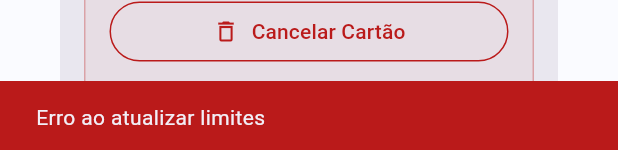
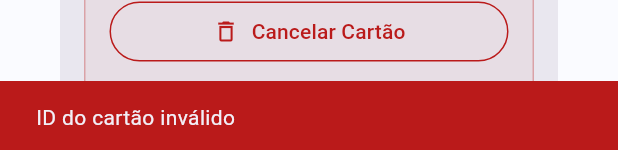
Before and after one commit to VagnerBomJesus/BJBank, a Flutter app: the CardSettingsDialog widget shown alone on an empty page, opened directly with empty values, scrolled down 118 dp, after a tap on "Guardar Alterações", on a phone screen of 412 x 824 dp. Shown: the part 1083-1233 px from the top of the screen. Run offline on Flutter 3.47's test engine with Material 3 defaults, Android fonts, the phone set to English and light mode, and no system bars; our stand-ins replace cloud_firestore, firebase_auth, firebase_core, firebase_messaging, flutter_secure_storage, image_picker and 3 more; missing offline and left inert: oqs; accounts and stored records are empty.

Commit message:
fix: Resolve card management bugs - empty document paths and RangeError
Fixed three critical issues:

1. RangeError in card creation (Invalid value: Not in inclusive range 0..13: 15)
   - Fixed card number generation that tried to extract 15 chars from 13-digit timestamp
   - Now combines timestamp and microseconds to ensure sufficient digits

2. Empty Firestore document path errors
   - Added validation to updateCardStatus, updateCardSettings, deleteCard methods
   - Prevents operations when cardId is empty or null
   - Provides clear error messages

3. Card settings not updating
   - Fixed mapping between card properties and Firestore field names
   - ContactlessEnabled, onlinePaymentsEnabled, internationalEnabled now correctly map to lockedForOnline/lockedForInternational
   - Updated card provider to handle all feature toggle variations

Author: Vagner Bom Jesus <vagneripg@gmail.com>

```diff
--- a/lib/screens/cards/card_settings_dialog.dart
+++ b/lib/screens/cards/card_settings_dialog.dart
@@ -30,9 +30,9 @@ class _CardSettingsDialogState extends State<CardSettingsDialog> {
   void initState() {
     super.initState();
     _dailyLimitController =
-        TextEditingController(text: widget.card.dailyLimit.toString());
+        TextEditingController(text: (widget.card.dailyLimit ?? 0).toString());
     _monthlyLimitController =
-        TextEditingController(text: widget.card.monthlyLimit.toString());
+        TextEditingController(text: (widget.card.monthlyLimit ?? 0).toString());
     _contactlessEnabled = widget.card.contactlessEnabled;
     _onlinePaymentsEnabled = widget.card.onlinePaymentsEnabled;
     _internationalEnabled = widget.card.internationalEnabled;
@@ -47,6 +47,11 @@ class _CardSettingsDialogState extends State<CardSettingsDialog> {
 
   Future<void> _saveLimits(CardProvider cardProvider) async {
     try {
+      if (widget.card.id.isEmpty) {
+        _showSnackbar('ID do cartão inválido', isError: true);
+        return;
+      }
+
       final dailyLimit = double.tryParse(_dailyLimitController.text);
       final monthlyLimit = double.tryParse(_monthlyLimitController.text);
 
```
Also changed, not shown: lib/providers/card_provider.dart (+11 -0 lines), lib/services/firestore_service.dart (+16 -5 lines).
